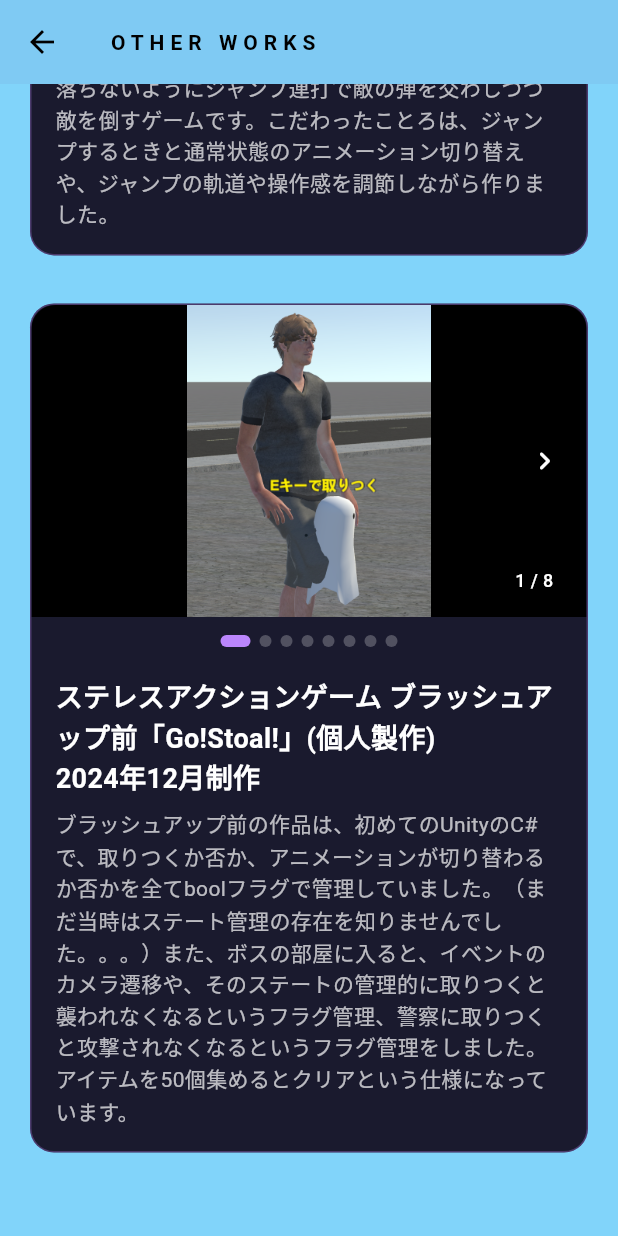
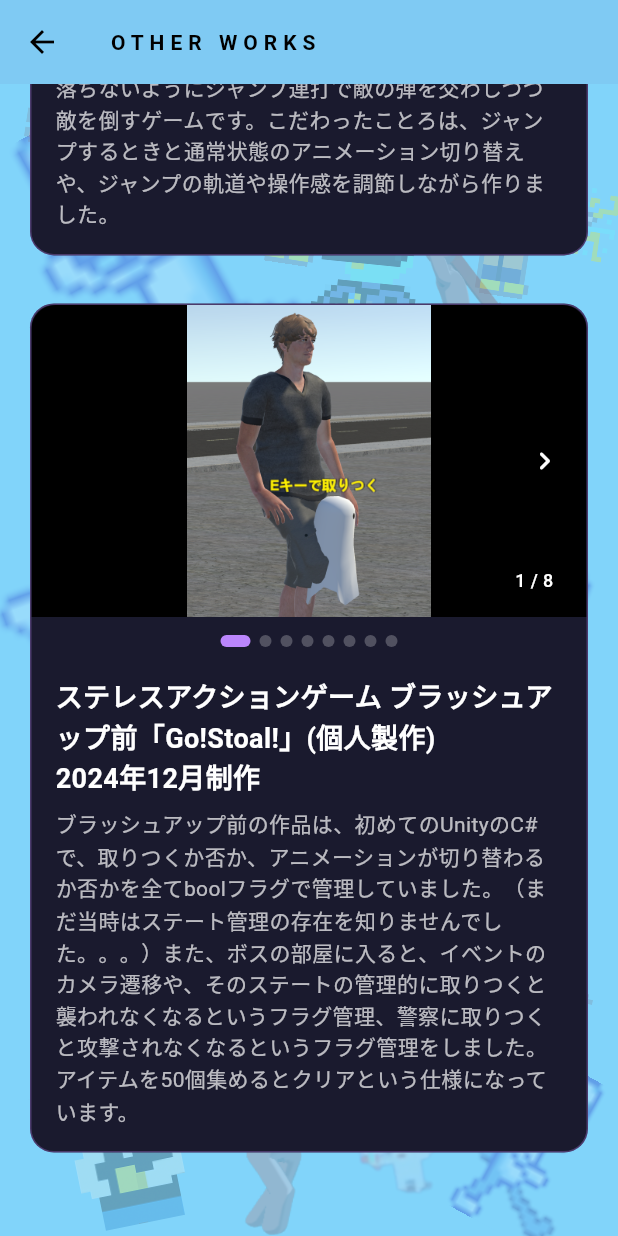
Before and after one commit to ogebosama/flutter_application_1, a Flutter app: the OtherWorksScreen screen opened directly, scrolled down 961 dp, on a phone screen of 412 x 824 dp. Run offline on Flutter 3.47's test engine with Material 3 defaults, Android fonts, the phone set to English and light mode, and no system bars; our stand-ins replace simple_icons, video_player; network calls fail.

Commit message:
背景編集、開発中ページ追加

```diff
--- /dev/null
+++ b/lib/widgets/bg_images.dart
@@ -0,0 +1,112 @@
+import 'package:flutter/material.dart';
+
+// ─────────────────────────────
+//  全ページ共通の背景飾り画像（半透明）
+//  配置はメニュー画面と同じ
+// ─────────────────────────────
+class BgImages extends StatelessWidget {
+  const BgImages({super.key});
+
+  @override
+  Widget build(BuildContext context) {
+    return const Positioned.fill(
+      child: Stack(
+        children: [
+          _BgImage('bukitukaiIcon.png', Alignment.center, 360),
+          _BgImage('chainGeyIcon.png', Alignment.bottomCenter, 220),
+          _BgImage('kokoAtama.png', Alignment.centerRight, 160, angle: 0.35),
+          _BgImage('kokobikkuri.png', Alignment.centerLeft, 240, angle: -0.35),
+          _BgImage('kokowork.png', Alignment.bottomRight, 120, angle: 0.5),
+          _BgImage('kokowork2.png', Alignment.topLeft, 220, angle: -0.5),
+          _BgImage('pypeGeyIcon.png', Alignment(0.7, -1), 200),
+          _BgImage(
+            'Afileman.png',
+            Alignment.bottomLeft,
+            160,
+            dir: 'assets/images/',
+            angle: -0.2,
+          ),
+          _BgImage(
+            'Attack.png',
+            Alignment(-0.35, -1),
+            140,
+            dir: 'assets/images/',
+            angle: 0.15,
+          ),
+          _BgImage(
+            'ChaseBoss.png',
+            Alignment(0.65, 0.55),
+            140,
+            dir: 'assets/images/',
+            angle: -0.1,
+          ),
+          _BgImage(
+            'DeadWius.png',
+            Alignment(-0.65, 0.6),
+            140,
+            dir: 'assets/images/',
+            angle: 0.2,
+          ),
+          _BgImage(
+            'POnew1.png',
+            Alignment(0.3, -0.75),
+            130,
+            dir: 'assets/images/',
+            angle: 0.1,
+          ),
+          _BgImage(
+            'AChara.png',
+            Alignment(0.45, 1),
+            130,
+            dir: 'assets/images/',
+            angle: -0.15,
+          ),
+          _BgImage(
+            'HammerJump.png',
+            Alignment(-0.95, -0.35),
+            320,
+            angle: -0.15,
+          ),
+        ],
+      ),
+    );
+  }
+}
+
+class _BgImage extends StatelessWidget {
+  final String file;
+  final Alignment alignment;
+  final double height;
+  final double angle;
+  final String dir;
+
+  const _BgImage(
+    this.file,
+    this.alignment,
+    this.height, {
+    this.angle = 0,
+    this.dir = 'assets/images/icons/',
+  });
+
+  @override
+  Widget build(BuildContext context) {
+    return Positioned.fill(
+      child: IgnorePointer(
+        child: Align(
+          alignment: alignment,
+          child: Transform.rotate(
+            angle: angle,
+            child: Opacity(
+              opacity: 0.25,
+              child: Image.asset(
+                '$dir$file',
+                height: height,
+                fit: BoxFit.contain,
+              ),
+            ),
+          ),
+        ),
+      ),
+    );
+  }
+}
```
Also changed, not shown: lib/pages/dev_screen.dart (added, +93 -0 lines), lib/pages/profile_screen.dart (+12 -2 lines), lib/portfolio_home_screen.dart (+87 -3 lines).
